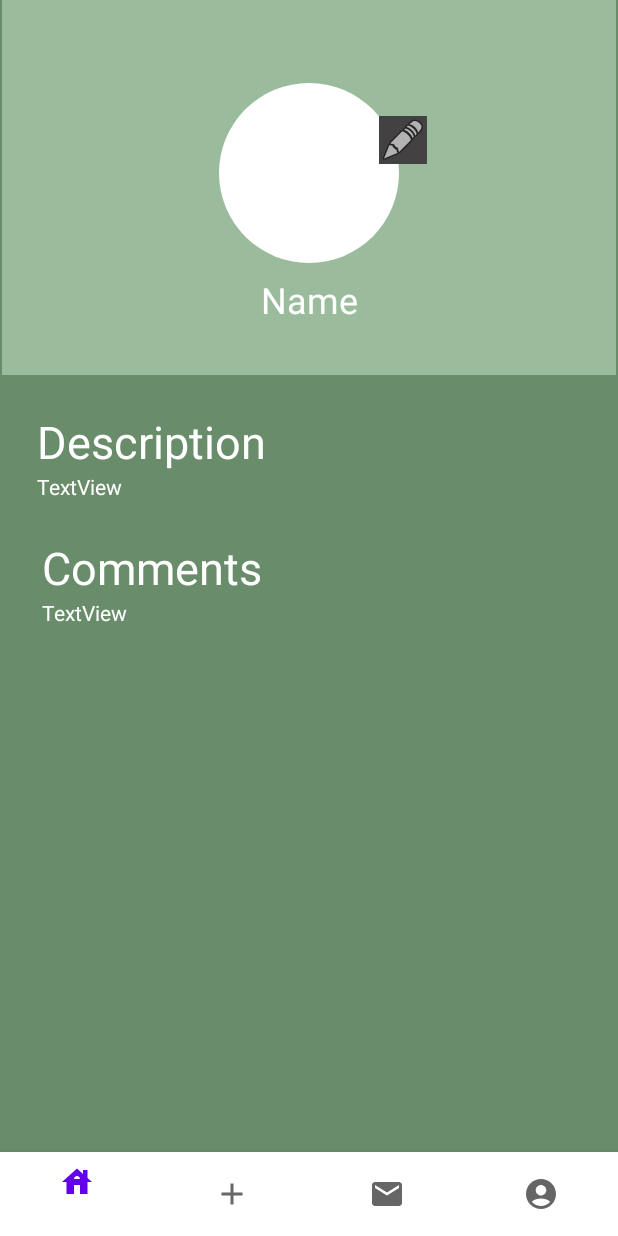
After one commit to 44Lucia/Android, an Android app: the fragment ProfileFragment placed in its activity, on a phone screen of 412 x 824 dp. The commit adds this screen. Run offline under Robolectric (Android 15) with nearby library versions, the phone set to English and light mode, and no system bars.

Commit message:
menu navegación

```diff
--- a/app/src/main/java/com/example/rolemanager/fragments/FirstFragment.kt
+++ b/app/src/main/java/com/example/rolemanager/fragments/AddFragment.kt
@@ -5,18 +5,18 @@ import android.view.LayoutInflater
 import android.view.View
 import android.view.ViewGroup
 import androidx.fragment.app.Fragment
-import com.example.rolemanager.databinding.FragmentFirstBinding
+import com.example.rolemanager.databinding.FragmentAddBinding
 
-class FirstFragment: Fragment() {
+class AddFragment: Fragment() {
 
-    private lateinit var binding: FragmentFirstBinding
+    private lateinit var binding: FragmentAddBinding
 
     override fun onCreateView(
         inflater: LayoutInflater,
         container: ViewGroup?,
         savedInstanceState: Bundle?
     ): View? {
-        binding = FragmentFirstBinding.inflate(inflater)
+        binding = FragmentAddBinding.inflate(inflater)
         return binding.root
     }
 }
--- a/app/src/main/java/com/example/rolemanager/fragments/BottomBarActivity.kt
+++ b/app/src/main/java/com/example/rolemanager/fragments/BottomBarActivity.kt
@@ -18,18 +18,22 @@ class BottomBarActivity : AppCompatActivity() {
         binding = ActivityBottomBarBinding.inflate(layoutInflater)
         setContentView(binding.root)
 
-        val firstFragment = FirstFragment()
-        val imageFragment = ImageFragment()
+        val menuFragment = MenuFragment()
+        val addFragment = AddFragment()
+        val messagesFragment = MessagesFragment()
+        val profileFragment = ProfileFragment()
 
         binding.bottomNavigationView.setOnItemSelectedListener {
             when (it.itemId){
-                R.id.firstButton -> setFragment(firstFragment)
-                R.id.secondButton -> setFragment(imageFragment)
+                R.id.menuButton -> setFragment(menuFragment)
+                R.id.addButton -> setFragment(addFragment)
+                R.id.messagesButton -> setFragment(messagesFragment)
+                R.id.profileButton -> setFragment(profileFragment)
             }
             true
         }
 
-        setFragment(firstFragment)
+        setFragment(menuFragment)
     }
 
     fun setFragment(fragment: Fragment){
--- a/app/src/main/java/com/example/rolemanager/fragments/ImageFragment.kt
+++ b/app/src/main/java/com/example/rolemanager/fragments/MenuFragment.kt
@@ -5,18 +5,18 @@ import android.view.LayoutInflater
 import android.view.View
 import android.view.ViewGroup
 import androidx.fragment.app.Fragment
-import com.example.rolemanager.databinding.FragmentImageBinding
+import com.example.rolemanager.databinding.FragmentMenuBinding
 
-class ImageFragment: Fragment() {
+class MenuFragment: Fragment() {
 
-    private lateinit var binding: FragmentImageBinding
+    private lateinit var binding: FragmentMenuBinding
 
     override fun onCreateView(
         inflater: LayoutInflater,
         container: ViewGroup?,
         savedInstanceState: Bundle?
     ): View? {
-        binding = FragmentImageBinding.inflate(inflater)
+        binding = FragmentMenuBinding.inflate(inflater)
         return binding.root
     }
 }
--- /dev/null
+++ b/app/src/main/java/com/example/rolemanager/fragments/MessagesFragment.kt
@@ -0,0 +1,22 @@
+package com.example.rolemanager.fragments
+
+import android.os.Bundle
+import android.view.LayoutInflater
+import android.view.View
+import android.view.ViewGroup
+import androidx.fragment.app.Fragment
+import com.example.rolemanager.databinding.FragmentMessagesBinding
+
+class MessagesFragment: Fragment() {
+
+    private lateinit var binding: FragmentMessagesBinding
+
+    override fun onCreateView(
+        inflater: LayoutInflater,
+        container: ViewGroup?,
+        savedInstanceState: Bundle?
+    ): View? {
+        binding = FragmentMessagesBinding.inflate(inflater)
+        return binding.root
+    }
+}
--- /dev/null
+++ b/app/src/main/java/com/example/rolemanager/fragments/ProfileFragment.kt
@@ -0,0 +1,22 @@
+package com.example.rolemanager.fragments
+
+import android.os.Bundle
+import android.view.LayoutInflater
+import android.view.View
+import android.view.ViewGroup
+import androidx.fragment.app.Fragment
+import com.example.rolemanager.databinding.FragmentProfileBinding
+
+class ProfileFragment: Fragment() {
+
+    private lateinit var binding: FragmentProfileBinding
+
+    override fun onCreateView(
+        inflater: LayoutInflater,
+        container: ViewGroup?,
+        savedInstanceState: Bundle?
+    ): View? {
+        binding = FragmentProfileBinding.inflate(inflater)
+        return binding.root
+    }
+}
--- /dev/null
+++ b/app/src/main/res/drawable/bg_circle.xml
@@ -0,0 +1,12 @@
+<?xml version="1.0" encoding="utf-8"?>
+<shape
+    xmlns:android="http://schemas.android.com/apk/res/android"
+    android:shape="oval">
+
+    <solid
+        android:color="#FFFFFF"/>
+
+    <size
+        android:width="120dp"
+        android:height="120dp"/>
+</shape>
--- a/app/src/main/res/layout/activity_main.xml
+++ b/app/src/main/res/layout/activity_main.xml
@@ -19,7 +19,7 @@
         tools:srcCompat="@drawable/pipo" />
 
     <Button
-        android:id="@+id/button"
+        android:id="@+id/signin"
         android:layout_width="match_parent"
         android:layout_height="wrap_content"
         android:layout_marginStart="64dp"
@@ -31,12 +31,12 @@
         android:text="Sign in"
         android:textColorLink="#EC4E4E"
         app:iconTint="#FFFFFF"
-        app:layout_constraintBottom_toTopOf="@+id/button2"
+        app:layout_constraintBottom_toTopOf="@+id/login"
         app:layout_constraintEnd_toEndOf="parent"
         app:layout_constraintStart_toStartOf="parent" />
 
     <Button
-        android:id="@+id/button2"
+        android:id="@+id/login"
         android:layout_width="match_parent"
         android:layout_height="wrap_content"
         android:layout_marginStart="64dp"
--- /dev/null
+++ b/app/src/main/res/layout/fragment_profile.xml
@@ -0,0 +1,106 @@
+<?xml version="1.0" encoding="utf-8"?>
+<androidx.constraintlayout.widget.ConstraintLayout xmlns:android="http://schemas.android.com/apk/res/android"
+    xmlns:app="http://schemas.android.com/apk/res-auto"
+    xmlns:tools="http://schemas.android.com/tools"
+    android:layout_width="match_parent"
+    android:layout_height="match_parent"
+    android:background="#698C6A" >
+
+    <LinearLayout
+        android:id="@+id/linearLayout2"
+        android:layout_width="409dp"
+        android:layout_height="250dp"
+        android:background="#9BBC9C"
+        android:orientation="horizontal"
+        app:layout_constraintEnd_toEndOf="parent"
+        app:layout_constraintStart_toStartOf="parent"
+        app:layout_constraintTop_toTopOf="parent">
+
+    </LinearLayout>
+
+    <ImageView
+        android:id="@+id/imageView3"
+        android:layout_width="wrap_content"
+        android:layout_height="wrap_content"
+        android:layout_marginBottom="20dp"
+        android:layout_weight="1"
+        app:layout_constraintBottom_toBottomOf="@+id/linearLayout2"
+        app:layout_constraintEnd_toEndOf="@+id/linearLayout2"
+        app:layout_constraintStart_toStartOf="@+id/linearLayout2"
+        app:layout_constraintTop_toTopOf="@+id/linearLayout2"
+        app:srcCompat="@drawable/bg_circle" />
+
+    <ImageView
+        android:id="@+id/imageView4"
+        android:layout_width="wrap_content"
+        android:layout_height="wrap_content"
+        android:layout_marginEnd="140dp"
+        android:layout_marginBottom="64dp"
+        android:layout_weight="1"
+        android:background="#434141"
+        app:layout_constraintBottom_toBottomOf="@+id/linearLayout2"
+        app:layout_constraintEnd_toEndOf="@+id/linearLayout2"
+        app:layout_constraintStart_toEndOf="@+id/imageView3"
+        app:layout_constraintTop_toTopOf="parent"
+        app:srcCompat="@android:drawable/ic_menu_edit" />
+
+    <TextView
+        android:id="@+id/textView5"
+        android:layout_width="wrap_content"
+        android:layout_height="wrap_content"
+        android:layout_marginTop="8dp"
+        android:layout_weight="1"
+        android:text="Name"
+        android:textColor="#FFFFFF"
+        android:textSize="24dp"
+        app:layout_constraintEnd_toEndOf="@+id/linearLayout2"
+        app:layout_constraintStart_toStartOf="@+id/linearLayout2"
+        app:layout_constraintTop_toBottomOf="@+id/imageView3" />
+
+    <TextView
+        android:id="@+id/textView6"
+        android:layout_width="wrap_content"
+        android:layout_height="wrap_content"
+        android:layout_marginTop="24dp"
+        android:layout_marginEnd="210dp"
+        android:text="Description"
+        android:textColor="#FFFFFF"
+        android:textSize="30sp"
+        app:layout_constraintEnd_toEndOf="parent"
+        app:layout_constraintStart_toStartOf="parent"
+        app:layout_constraintTop_toBottomOf="@+id/linearLayout2" />
+
+    <TextView
+        android:id="@+id/textView7"
+        android:layout_width="0dp"
+        android:layout_height="wrap_content"
+        android:text="TextView"
+        android:textColor="#FFFFFF"
+        app:layout_constraintEnd_toEndOf="parent"
+        app:layout_constraintStart_toStartOf="@+id/textView6"
+        app:layout_constraintTop_toBottomOf="@+id/textView6" />
+
+    <TextView
+        android:id="@+id/textView8"
+        android:layout_width="wrap_content"
+        android:layout_height="wrap_content"
+        android:layout_marginTop="24dp"
+        android:layout_marginEnd="210dp"
+        android:text="Comments"
+        android:textColor="#FFFFFF"
+        android:textSize="30dp"
+        app:layout_constraintEnd_toEndOf="parent"
+        app:layout_constraintStart_toStartOf="parent"
+        app:layout_constraintTop_toBottomOf="@+id/textView7" />
+
+    <TextView
+        android:id="@+id/textView14"
+        android:layout_width="0dp"
+        android:layout_height="wrap_content"
+        android:text="TextView"
+        android:textColor="#FFFFFF"
+        app:layout_constraintEnd_toEndOf="parent"
+        app:layout_constraintStart_toStartOf="@+id/textView8"
+        app:layout_constraintTop_toBottomOf="@+id/textView8" />
+
+</androidx.constraintlayout.widget.ConstraintLayout>
--- a/app/src/main/res/menu/menu_botton_bar.xml
+++ b/app/src/main/res/menu/menu_botton_bar.xml
@@ -1,10 +1,10 @@
 <?xml version="1.0" encoding="utf-8"?>
 <menu xmlns:android="http://schemas.android.com/apk/res/android">
-    <item android:id="@+id/firstButton"
+    <item android:id="@+id/menuButton"
         android:title=""
         android:icon="@drawable/ic_baseline_house_24" ></item>
 
-    <item android:id="@+id/secondButton"
+    <item android:id="@+id/addButton"
         android:title=""
         android:icon="@drawable/ic_baseline_add_24" ></item>
 
```
Also changed, not shown: app/src/main/AndroidManifest.xml (+6 -7 lines), app/src/main/java/com/example/rolemanager/MainActivity.kt (+10 -0 lines), app/src/main/res/layout/fragment_messages.xml (added, +20 -0 lines), app/src/main/res/layout/fragment_add.xml (renamed from app/src/main/res/layout/fragment_image.xml), app/src/main/res/layout/fragment_menu.xml (renamed from app/src/main/res/layout/fragment_first.xml).
